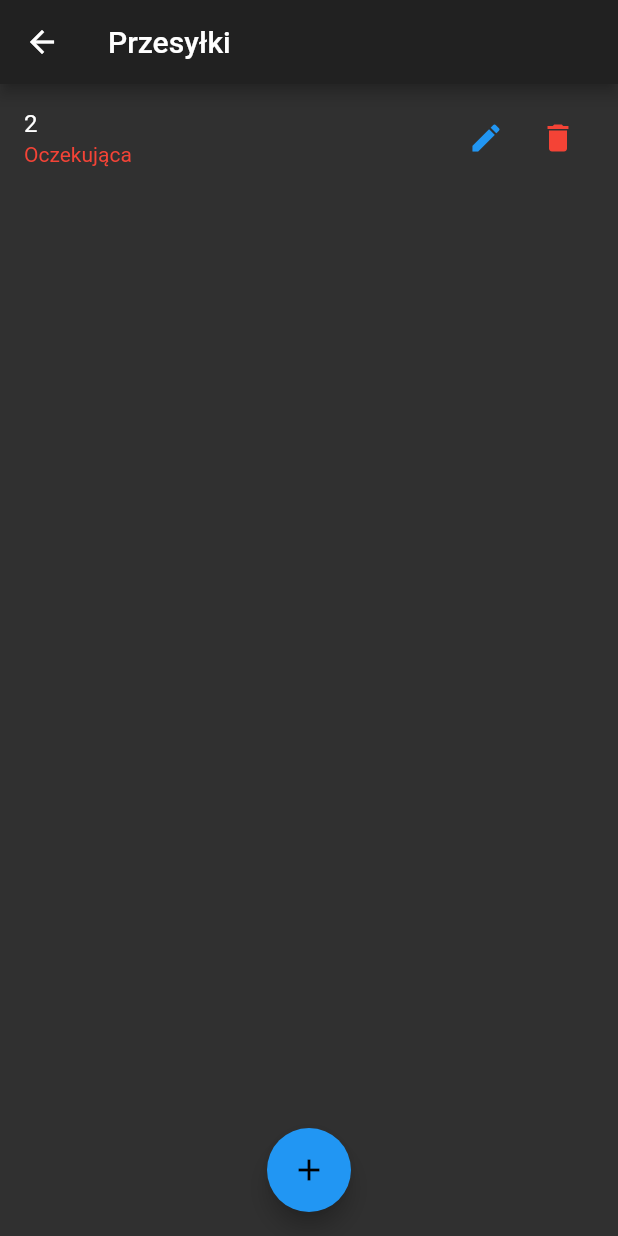
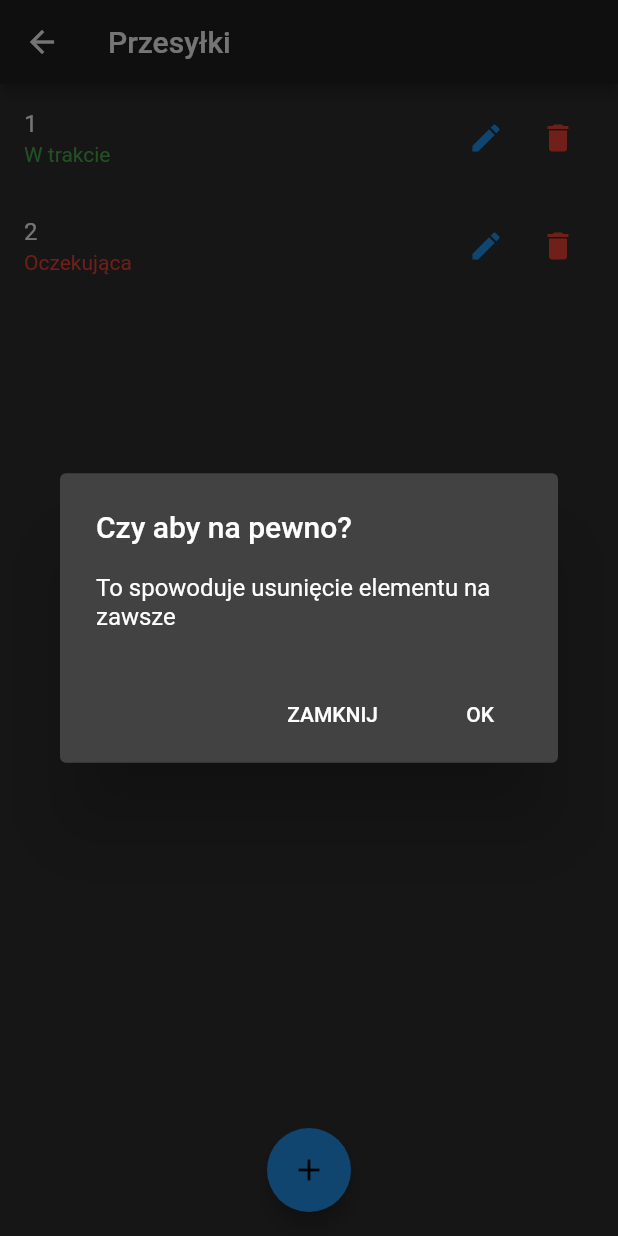
Before and after one commit to jpitucha/raporting_and_todo_app_mobile, a Flutter app: the ShippingPage screen opened by its route, after a tap on the "delete" icon, on a phone screen of 412 x 824 dp. Run offline on Flutter 3.47's test engine with Material 2 defaults, Android fonts, the phone set to English and light mode, and no system bars.

Commit message:
Added removing items from shippings list

```diff
--- a/lib/pages/shipping.dart
+++ b/lib/pages/shipping.dart
@@ -1,6 +1,8 @@
 import 'package:flutter/material.dart';
 import '../widgets/tile.dart';
 import '../pack.dart';
+
+enum ConfirmAction { CANCEL, ACCEPT }
 
 class ShippingPage extends StatefulWidget {
   ShippingPageState createState() => ShippingPageState();
@@ -16,6 +18,34 @@ class ShippingPageState extends State<ShippingPage> {
     super.initState();
   }
 
+  Future<ConfirmAction> _deleteConfirmDialog(BuildContext context) async {
+  return showDialog<ConfirmAction>(
+    context: context,
+    barrierDismissible: false, // user must tap button for close dialog!
+    builder: (BuildContext context) {
+      return AlertDialog(
+        title: Text('Czy aby na pewno?'),
+        content: const Text(
+            'To spowoduje usunięcie elementu na zawsze'),
+        actions: <Widget>[
+          FlatButton(
+            child: const Text('ZAMKNIJ'),
+            onPressed: () {
+              Navigator.of(context).pop(ConfirmAction.CANCEL);
+            },
+          ),
+          FlatButton(
+            child: const Text('OK'),
+            onPressed: () {
+              Navigator.of(context).pop(ConfirmAction.ACCEPT);
+            },
+          )
+        ],
+      );
+    },
+  );
+}
+
   @override
   Widget build(BuildContext context) {
     return Scaffold(
@@ -25,7 +55,18 @@ class ShippingPageState extends State<ShippingPage> {
       body: ListView.builder(
         itemCount: packages.length,
         itemBuilder: (BuildContext context, int index) {
-          return Tile(packages[index].title, packages[index].status, () {}, () {setState(() { packages.removeAt(index); }); });
+          return Tile(packages[index].title, packages[index].status,
+          () {
+            //edit
+          },
+          () async {
+            final ConfirmAction choice = await _deleteConfirmDialog(context);
+            if (choice == ConfirmAction.ACCEPT) {
+              setState(() {
+                packages.removeAt(index);
+              });
+            }
+          });
         }
       ),
       floatingActionButton: FloatingActionButton(
```
